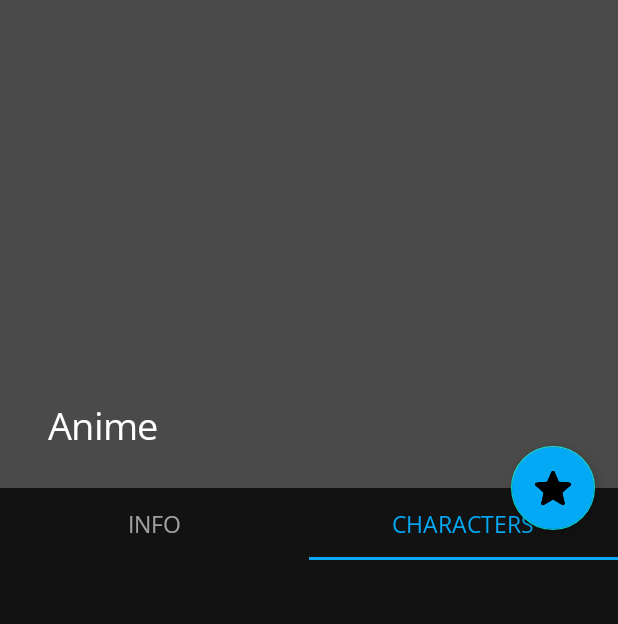
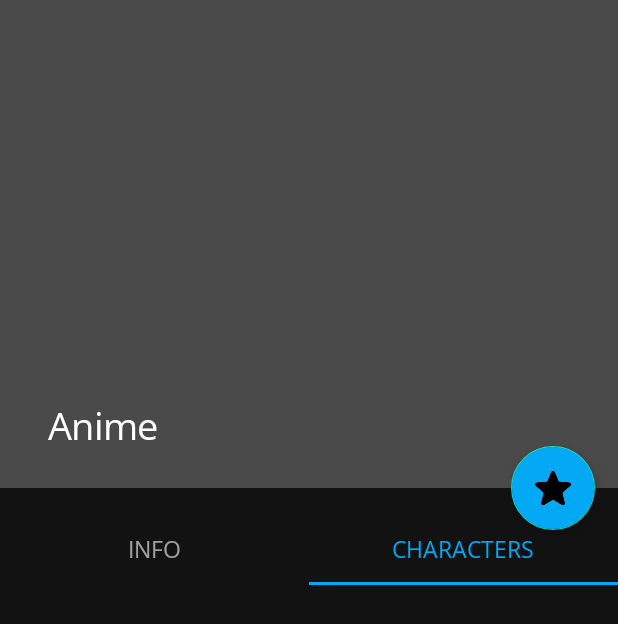
Before and after one commit to Fangzsx/animu-db, an Android app: the AnimeActivity screen opened directly, with no data from a screen before it, tab 2 chosen, on a phone screen of 412 x 824 dp. Shown: the top 624 px of the screen. Run offline under Robolectric (Android 15) with nearby library versions, the phone set to English and light mode, and no system bars; our stand-ins replace sdp/ssp sizes; libraries missing offline, so code that uses them is left out: com.pierfrancescosoffritti.androidyoutubeplayer; network calls fail; pictures from the network do not load; 3 statements that could not run were skipped.

Commit message:
stable build

```diff
--- a/app/src/main/res/layout/activity_anime.xml
+++ b/app/src/main/res/layout/activity_anime.xml
@@ -56,7 +56,7 @@
             android:layout_height="wrap_content"
             app:tabGravity="fill"
             app:tabMode="fixed"
-            android:layout_gravity="bottom"
+            android:paddingTop="@dimen/_13sdp"
             app:tabTextAppearance="@style/CustomTabStyle"/>
 
         <androidx.viewpager2.widget.ViewPager2
```
